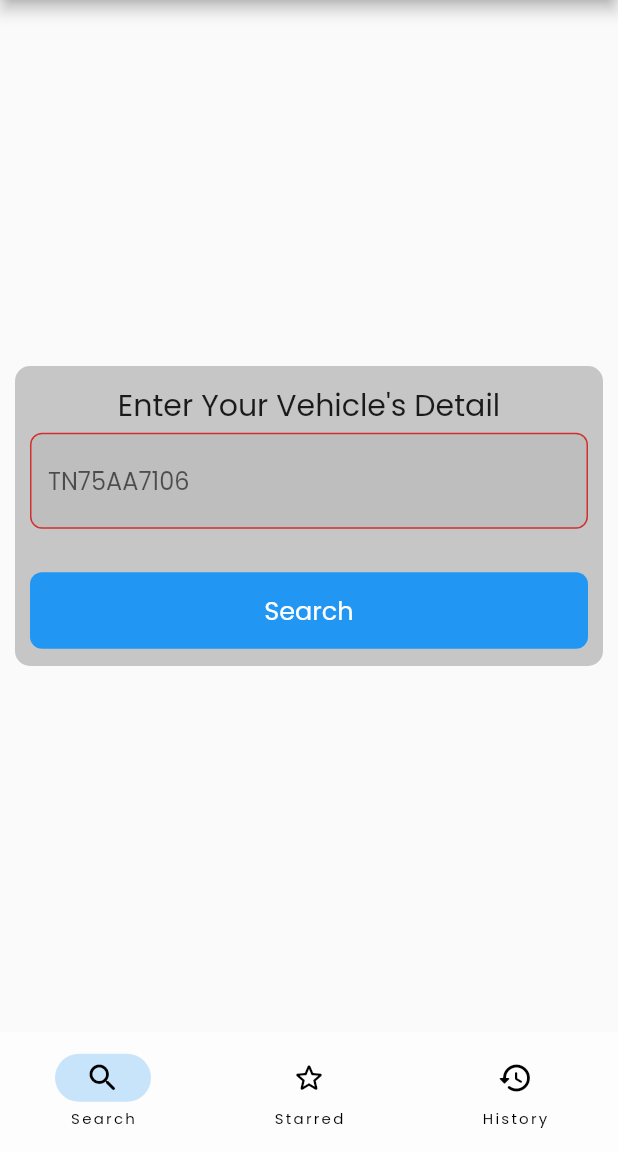
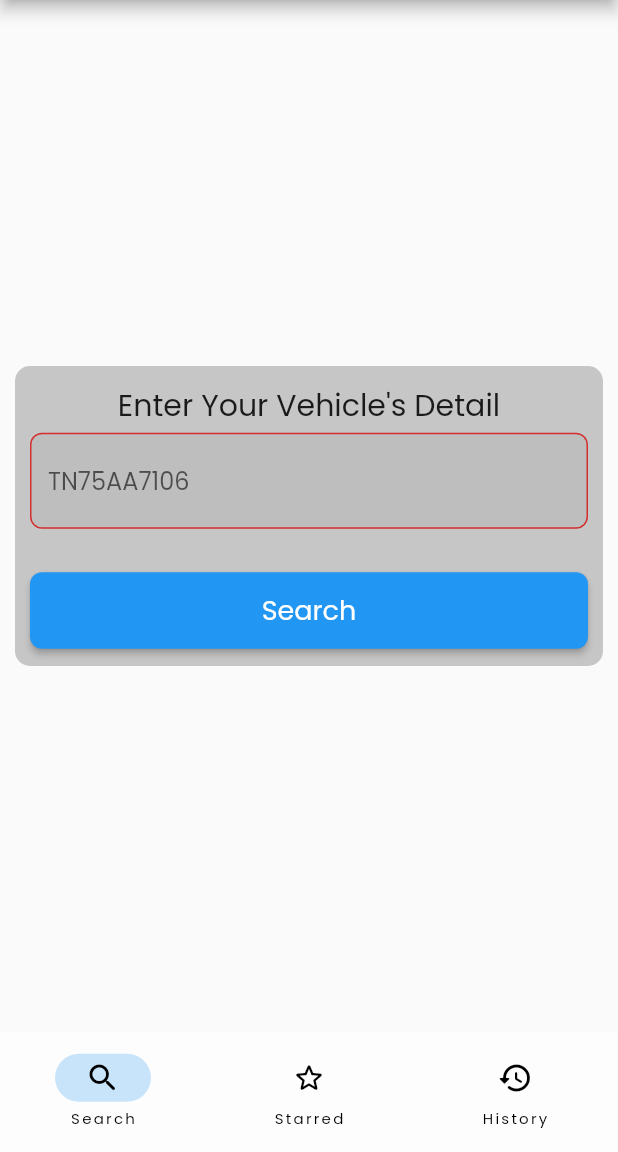
Before and after one commit to mauryakshitij/Smart-Naka, a Flutter app: the TabsScreen screen opened directly, on a phone screen of 412 x 824 dp, the part 84-1236 px from its top. Run offline on Flutter 3.47's test engine with Material 2 defaults, Android fonts, the light colour scheme and no system bars; our stand-ins replace cloud_firestore, firebase_auth, firebase_core, font_awesome_flutter, google_fonts; accounts and stored records are empty.

Commit message:
Add elevated button

```diff
--- a/lib/screens/search_screen.dart
+++ b/lib/screens/search_screen.dart
@@ -51,22 +51,23 @@ class _SearchPageState extends State<SearchPage> {
                     OutlineInputBorder(borderRadius: BorderRadius.circular(8)),
               ),
             ),
-            InkWell(
+            ElevatedButton(
+              onPressed: submit,
+              style: ElevatedButton.styleFrom(
+                  shape: RoundedRectangleBorder(
+                      borderRadius: BorderRadius.circular(8))),
               child: Container(
                 width: double.infinity,
-                padding: const EdgeInsets.symmetric(vertical: 13),
-                decoration: BoxDecoration(
-                    color: Colors.blue, borderRadius: BorderRadius.circular(8)),
+                padding: const EdgeInsets.symmetric(vertical: 12),
                 child: const Center(
                     child: Text(
                   'Search',
                   style: TextStyle(
-                      fontSize: 17,
+                      fontSize: 18,
                       color: Colors.white,
                       fontWeight: FontWeight.w400),
                 )),
               ),
-              onTap: submit,
             )
           ],
         ),
```
